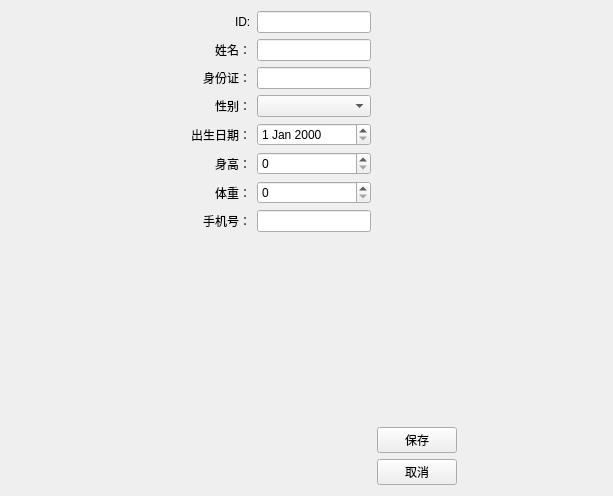
This is HospitalSys/patienteditview.ui in yie213/QtCourse as Qt 5 draws it before an edit. The edited form follows.
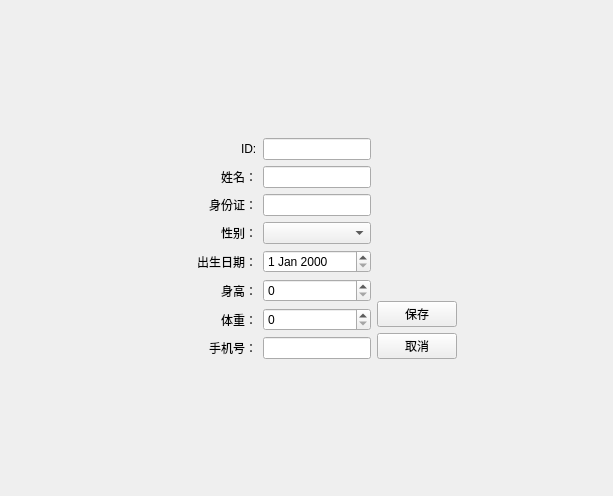
This is the edited form.

```diff
--- a/HospitalSys/patienteditview.ui
+++ b/HospitalSys/patienteditview.ui
@@ -13,7 +13,22 @@
   <property name="windowTitle">
    <string>Form</string>
   </property>
-  <layout class="QHBoxLayout" name="horizontalLayout">
+  <layout class="QVBoxLayout" name="verticalLayout_3">
+   <item>
+    <spacer name="verticalSpacer_2">
+     <property name="orientation">
+      <enum>Qt::Vertical</enum>
+     </property>
+     <property name="sizeHint" stdset="0">
+      <size>
+       <width>20</width>
+       <height>126</height>
+      </size>
+     </property>
+    </spacer>
+   </item>
+   <item>
+    <layout class="QHBoxLayout" name="horizontalLayout_2">
    <item>
     <spacer name="horizontalSpacer">
      <property name="orientation">
@@ -28,6 +43,8 @@
     </spacer>
    </item>
    <item>
+      <layout class="QHBoxLayout" name="horizontalLayout">
+       <item>
     <layout class="QFormLayout" name="formLayout">
      <property name="labelAlignment">
       <set>Qt::AlignRight|Qt::AlignTrailing|Qt::AlignVCenter</set>
@@ -161,6 +178,8 @@
      </item>
     </layout>
    </item>
+      </layout>
+     </item>
    <item>
     <spacer name="horizontalSpacer_2">
      <property name="orientation">
@@ -173,6 +192,21 @@
       <size>
        <width>145</width>
        <height>20</height>
+        </size>
+       </property>
+      </spacer>
+     </item>
+    </layout>
+   </item>
+   <item>
+    <spacer name="verticalSpacer_3">
+     <property name="orientation">
+      <enum>Qt::Vertical</enum>
+     </property>
+     <property name="sizeHint" stdset="0">
+      <size>
+       <width>20</width>
+       <height>126</height>
       </size>
      </property>
     </spacer>
```
Left out of the diff: 2 changed lines with no effect on the pictures. Lines whose indentation alone changed are shown as unchanged.
